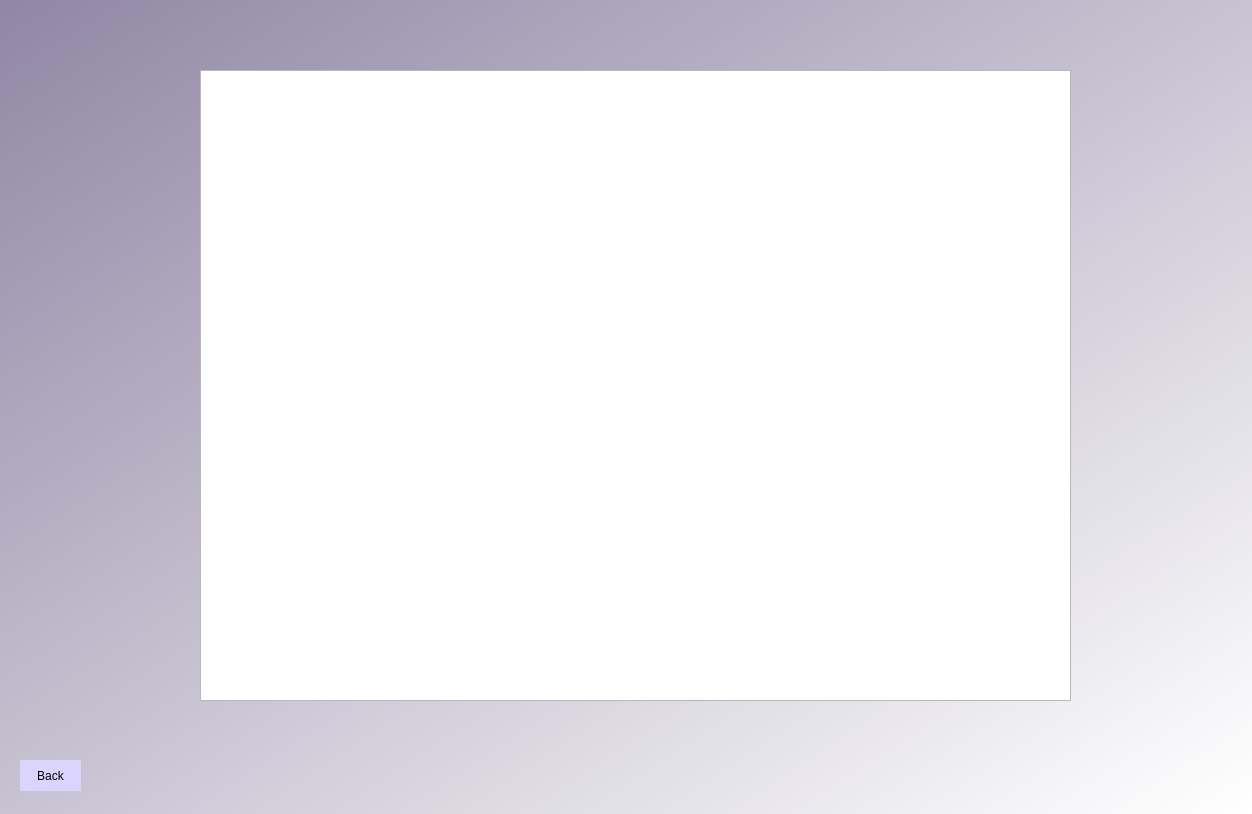
Before: the Qt Designer form top_movOverlap.ui in RVALLER/rvallerIMDBProject, drawn with Qt 5.
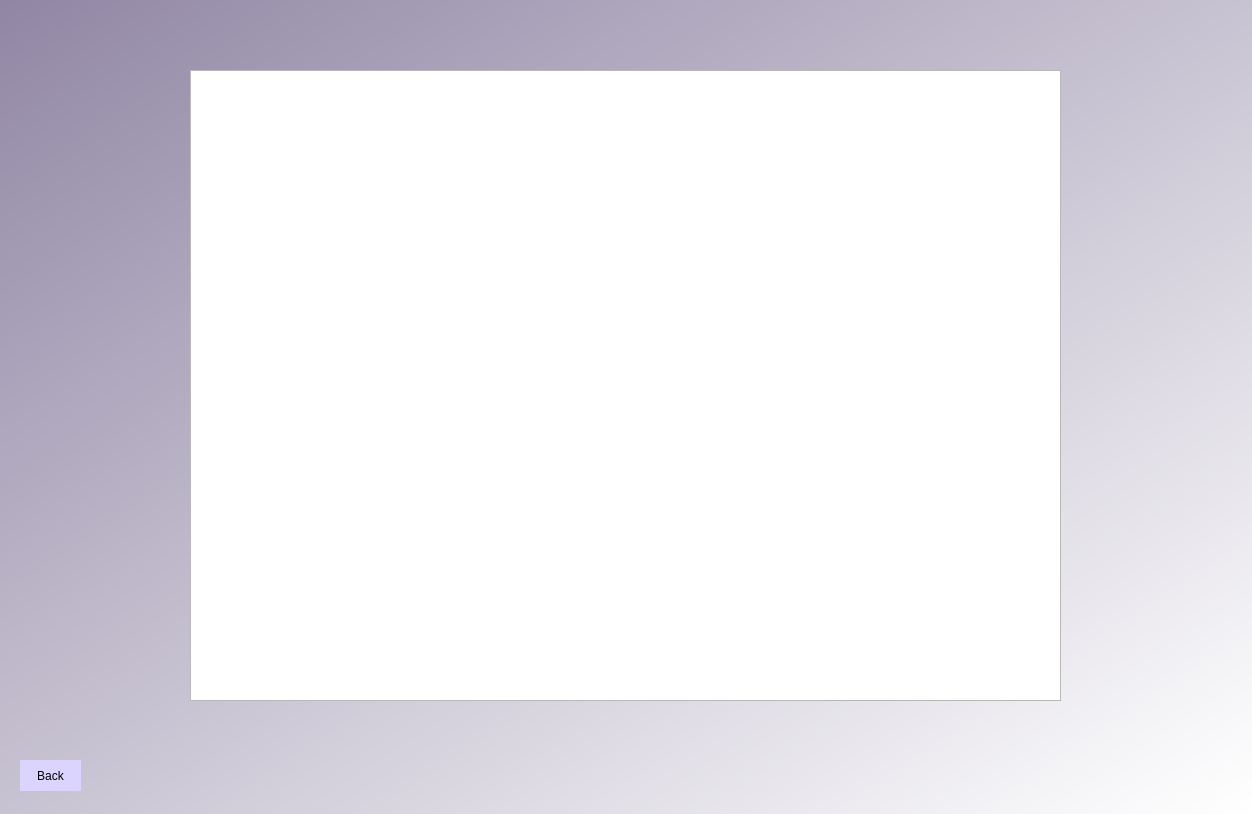
After: the same form once the commit is applied.

Commit message:
Changelog:   Continued Work on movie tables overlap ***extremely stuck
To Do:
  Figure out why overlap methods aren't storing any data into the table.

What changed in the file:
```diff
--- a/top_movOverlap.ui
+++ b/top_movOverlap.ui
@@ -35,10 +35,10 @@
     <string>Back</string>
    </property>
   </widget>
-  <widget class="QTableView" name="movo">
+  <widget class="QTableWidget" name="movo">
    <property name="geometry">
     <rect>
-     <x>200</x>
+     <x>190</x>
      <y>70</y>
      <width>871</width>
      <height>631</height>
```
The commit also changes 5 other files.
